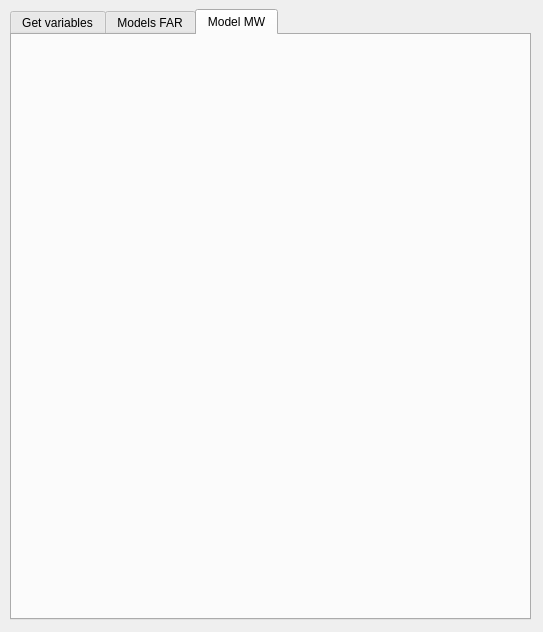
The window that forestatrisk_plugin_dialog_base.ui (ghislainv/deforisk-qgis-plugin) describes before a commit, drawn with Qt 5.
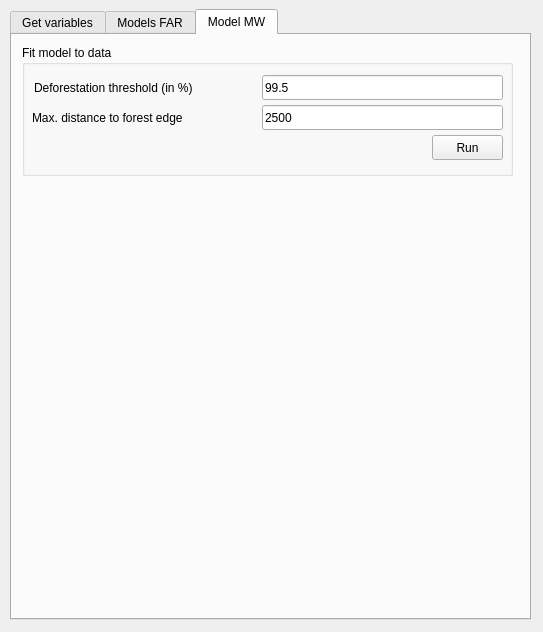
The same window after the commit. The open tabs and pages were chosen to show the change.

The edit to the form file:
```diff
--- a/forestatrisk_plugin_dialog_base.ui
+++ b/forestatrisk_plugin_dialog_base.ui
@@ -547,6 +547,90 @@
     <attribute name="title">
      <string>Model MW</string>
     </attribute>
+    <widget class="QGroupBox" name="groupBox_rmj_model">
+     <property name="geometry">
+      <rect>
+       <x>10</x>
+       <y>10</y>
+       <width>491</width>
+       <height>131</height>
+      </rect>
+     </property>
+     <property name="title">
+      <string>Fit model to data</string>
+     </property>
+     <widget class="QPushButton" name="run_rmj_calibrate">
+      <property name="geometry">
+       <rect>
+        <x>410</x>
+        <y>90</y>
+        <width>71</width>
+        <height>25</height>
+       </rect>
+      </property>
+      <property name="text">
+       <string>Run</string>
+      </property>
+     </widget>
+     <widget class="QLineEdit" name="defor_thresh">
+      <property name="geometry">
+       <rect>
+        <x>240</x>
+        <y>30</y>
+        <width>241</width>
+        <height>25</height>
+       </rect>
+      </property>
+      <property name="text">
+       <string>99.5</string>
+      </property>
+      <property name="placeholderText">
+       <string>99.5</string>
+      </property>
+     </widget>
+     <widget class="QLabel" name="label_defor_thresh">
+      <property name="geometry">
+       <rect>
+        <x>12</x>
+        <y>30</y>
+        <width>222</width>
+        <height>25</height>
+       </rect>
+      </property>
+      <property name="text">
+       <string>Deforestation threshold (in %)</string>
+      </property>
+     </widget>
+     <widget class="QLabel" name="label_max_dist">
+      <property name="geometry">
+       <rect>
+        <x>10</x>
+        <y>60</y>
+        <width>222</width>
+        <height>25</height>
+       </rect>
+      </property>
+      <property name="text">
+       <string>Max. distance to forest edge</string>
+      </property>
+     </widget>
+     <widget class="QLineEdit" name="max_dist">
+      <property name="geometry">
+       <rect>
+        <x>240</x>
+        <y>60</y>
+        <width>241</width>
+        <height>25</height>
+       </rect>
+      </property>
+      <property name="text">
+       <string>2500</string>
+      </property>
+      <property name="placeholderText">
+       <string>2500</string>
+      </property>
+     </widget>
+    </widget>
    </widget>
   </widget>
  </widget>
```
Left out of the diff: 2 changed lines with no effect on the pictures.
